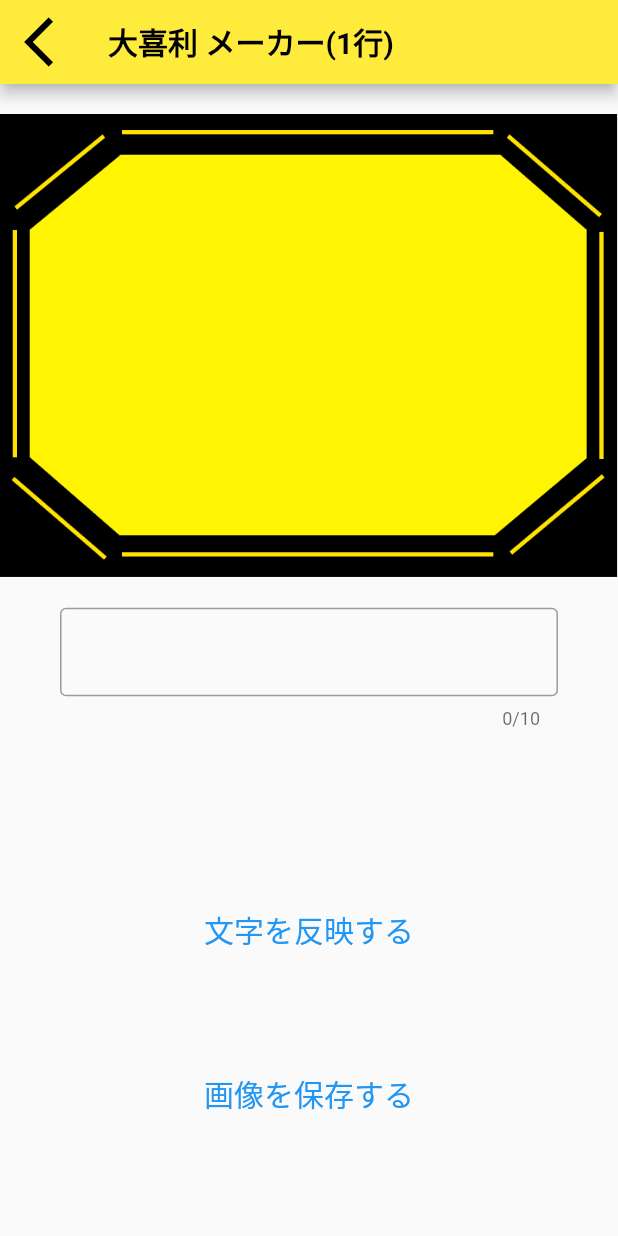
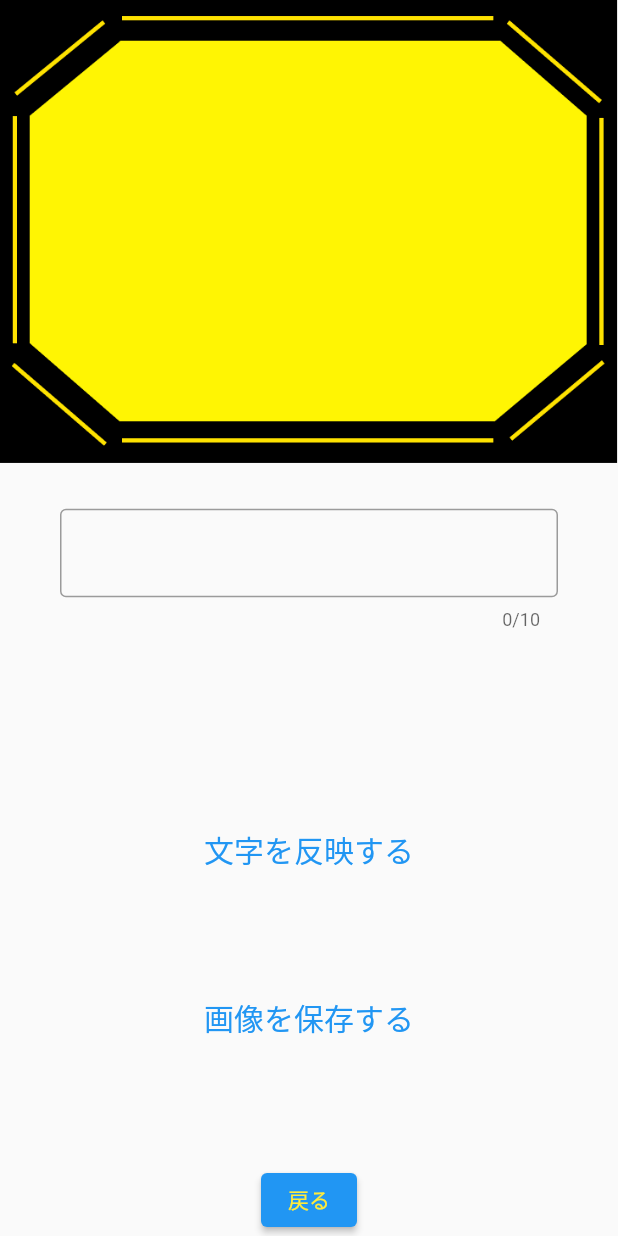
Before and after one commit to iseruuuuu/bokete_create_app, a Flutter app: the HomeFulScreen screen opened directly, on a phone screen of 412 x 824 dp. Run offline on Flutter 3.47's test engine with Material 2 defaults, Android fonts, the phone set to English and light mode, and no system bars; our stand-ins replace flutter_svg, get, image_gallery_saver; missing offline and left inert: image_editor; project files that could hold a hidden picture were left out.

Commit message:
add: add button

```diff
--- a/lib/screen/home_ful/home_ful_screen.dart
+++ b/lib/screen/home_ful/home_ful_screen.dart
@@ -23,36 +23,18 @@ class _HomeFulScreenState extends State<HomeFulScreen> {
   Widget build(BuildContext context) {
     return Scaffold(
       resizeToAvoidBottomInset: false,
-      appBar: AppBar(
-        backgroundColor: Colors.yellow,
-        title: const Text(
-          '大喜利 メーカー(1行)',
-          style: TextStyle(
-            fontSize: 20,
-            color: Colors.black,
-            fontWeight: FontWeight.bold,
-          ),
-        ),
-        leading: Row(
-          children: [
-            const Spacer(),
-            GestureDetector(
-              onTap: Navigator.of(context).pop,
-              child: const Icon(
-                Icons.arrow_back_ios,
-                size: 40,
-                color: Colors.black,
-              ),
-            ),
-          ],
+      appBar: PreferredSize(
+        preferredSize: Size.zero,
+        child: AppBar(
+          backgroundColor: Colors.yellow,
+          elevation: 0,
         ),
       ),
       body: Column(
         children: [
-          const SizedBox(height: 20),
           target != null ? Image(image: target!) : Image.asset(assets),
           Padding(
-            padding: const EdgeInsets.symmetric(horizontal: 40, vertical: 20),
+            padding: const EdgeInsets.symmetric(horizontal: 40, vertical: 30),
             child: SizedBox(
               width: 400,
               height: 100,
@@ -105,6 +87,17 @@ class _HomeFulScreenState extends State<HomeFulScreen> {
             ),
           ),
           const Spacer(),
+          ElevatedButton(
+              onPressed: () {
+                Navigator.of(context).pop();
+              },
+              child: const Text(
+                  '戻る',
+                style: TextStyle(
+                  color: Colors.yellow,
+                ),
+              ),
+          )
         ],
       ),
     );
```
